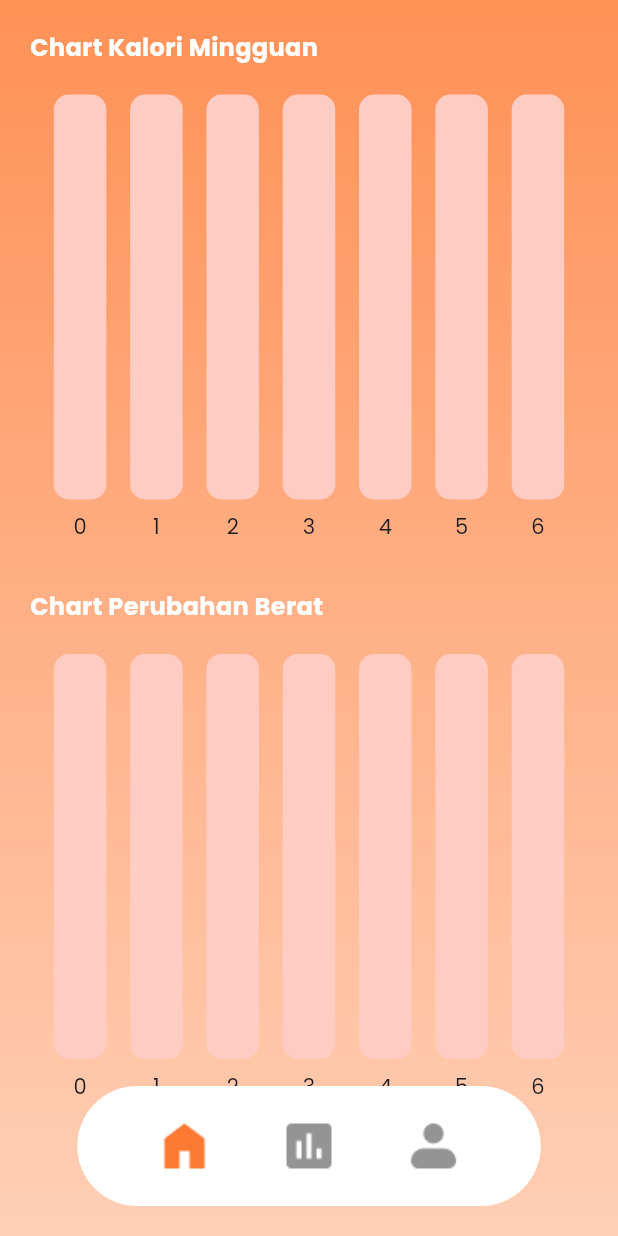
After one commit to ScaraMocchie/nutri_note, a Flutter app: the ChartsPage screen opened directly, on a phone screen of 412 x 824 dp. The commit adds this screen. Run offline on Flutter 3.47's test engine with Material 3 defaults, Android fonts, the phone set to English and light mode, and no system bars; drawn by our look-alikes of fl_chart; our stand-ins replace percent_indicator, shared_preferences, sqflite; missing offline and left inert: dart:ffi; accounts and stored records are empty.

Commit message:
add charts

```diff
--- a/lib/controller/bmi.dart
+++ b/lib/controller/bmi.dart
@@ -1,4 +1,4 @@
-double calculateBMI(int beratBadan, int tinggiBadan) {
+double calculateBMI(double beratBadan, int tinggiBadan) {
   // Konversi tinggi badan ke meter
   double tinggiMeter = tinggiBadan / 100;
 
--- a/lib/controller/calorie_counter_helper.dart
+++ b/lib/controller/calorie_counter_helper.dart
@@ -1,4 +1,4 @@
-int countCal(int umur, int berat, int tinggi, String tujuan, String intensitas, String gender){
+int countCal(int umur, double berat, int tinggi, String tujuan, String intensitas, String gender){
   List<String> intensitasItems = [
     "Tidak Pernah",
     "Jarang (1-3 hari dalam seminggu)",
--- a/lib/controller/dataUser_controller.dart
+++ b/lib/controller/dataUser_controller.dart
@@ -1,3 +1,6 @@
+import 'dart:convert';
+
+import 'package:nutri_note/controller/food_model.dart';
 import 'package:shared_preferences/shared_preferences.dart';
 
 class DataUser {
@@ -5,7 +8,7 @@
   static String? gender;
   static String? lastLoginDate;
   static int? age;
-  static int? berat;
+  static double? berat;
   static int? tinggi;
   static String? tujuan;
   static String? intensitasOl;
@@ -22,6 +25,12 @@
 
   static int waterToday = 0;
   static int? waterLimit;
+
+  static List<double> listBerat = [];
+  static List<int> listCal = [];
+  static List<int> listCarb = [];
+  static List<int> listProtein = [];
+  static List<int> listFat = [];
 
   static String? analisisOl;
   static String? analisisCal;
@@ -46,10 +55,20 @@
     username = sp.getString('username');
     gender = sp.getString('gender');
     age = sp.getInt('age');
-    berat = sp.getInt('berat');
+    berat = sp.getDouble('berat');
     tinggi = sp.getInt('tinggi');
     tujuan = sp.getString('tujuan');
     intensitasOl = sp.getString('intensitasOl');
+
+    listCal = List<int>.from(jsonDecode(sp.getString('listCal')!));
+    listCarb = List<int>.from(jsonDecode(sp.getString('listCarb')!));
+    listProtein = List<int>.from(jsonDecode(sp.getString('listProtein')!));
+    listFat = List<int>.from(jsonDecode(sp.getString('listFat')!));
+    listBerat = List<double>.from(jsonDecode(sp.getString('listBerat')!));
+
+    sp.setString('listCarb', jsonEncode(listCarb));
+    sp.setString('listProtein', jsonEncode(listProtein));
+    sp.setString('listFat', jsonEncode(listFat));
 
     // Update batas harian
     calLimit = sp.getInt('calLimit');
--- a/lib/controller/saveUserData.dart
+++ b/lib/controller/saveUserData.dart
@@ -4,7 +4,7 @@
   required String username,
   required String gender,
   required int age,
-  required int berat,
+  required double berat,
   required int tinggi,
   required String intensitasOl,
   required String tujuan,
@@ -13,7 +13,7 @@
   sp.setString('username', username);
   sp.setString('gender', gender);
   sp.setInt('age', age);
-  sp.setInt('berat', berat);
+  sp.setDouble('berat', berat);
   sp.setInt('tinggi', tinggi);
   sp.setString('intensitasOl', intensitasOl);
   sp.setString('tujuan', tujuan);
--- /dev/null
+++ b/lib/controller/sevenList_generator.dart
@@ -0,0 +1,25 @@
+List<int> sevenListGenerator(List<int> list){
+  List<int> _list = list;
+  if(list.length == 7){
+    return list;
+  } else if (list.length>7){
+    return  list.sublist(7);
+  }
+  while(list.length<7){
+    _list.add(0);
+  }
+  return _list;
+}
+
+List<double> sevenListGeneratorDouble(List<double> list){
+  List<double> _list = list;
+  if(list.length == 7){
+    return list;
+  } else if (list.length>7){
+    return  list.sublist(7);
+  }
+  while(list.length<7){
+    _list.add(0);
+  }
+  return _list;
+}
--- a/lib/page/page_beranda.dart
+++ b/lib/page/page_beranda.dart
@@ -138,6 +138,7 @@
                 InkWell(
                   child: buttonBig(width, "Catat Makanan"),
                   onTap: () {
+                    print(DataUser.listBerat);
                     Navigator.push(
                     context,
                     PageRouteBuilder(
@@ -150,6 +151,7 @@
                   ).then((_){
                     setState(() {
                       addFoods();
+                      DataUser.updateTakenFoods();
                     });
                   });
                   },
--- a/lib/page/page_catat_makanan.dart
+++ b/lib/page/page_catat_makanan.dart
@@ -132,11 +132,7 @@
                 print(TotalAdd.totalCal);
                 print(TotalAdd.totalCarb);
                 print(TotalAdd.totalProtein);
-                setState(() {
-                  addFoods();
-                  DataUser.updateTakenFoods();
-                });
-                print(DateTime.now());
+
                 Navigator.pop(context);
               },
             ),
--- /dev/null
+++ b/lib/page/page_charts.dart
@@ -0,0 +1,57 @@
+import 'package:flutter/foundation.dart';
+import 'package:flutter/material.dart';
+import 'package:nutri_note/controller/dataUser_controller.dart';
+import 'package:nutri_note/controller/sevenList_generator.dart';
+import 'package:nutri_note/widget/background.dart';
+import 'package:nutri_note/widget/chart_bar/bar_graph.dart';
+import 'package:nutri_note/widget/chart_bar/bar_graph2.dart';
+import 'package:nutri_note/widget/navbar.dart';
+import 'package:nutri_note/widget/text_type.dart';
+
+class ChartsPage extends StatefulWidget {
+  const ChartsPage({super.key});
+
+  @override
+  State<ChartsPage> createState() => _ChartsPageState();
+}
+
+class _ChartsPageState extends State<ChartsPage> {
+  @override
+  Widget build(BuildContext context) {
+    var size = MediaQuery.of(context).size;
+    var height = size.height;
+    var width = size.width;
+
+    return Scaffold(
+      body: Stack(children: [
+        Background1(height, width),
+        SafeArea(child:
+        Padding(
+          padding: EdgeInsetsDirectional.symmetric(horizontal: 20),
+          child: SingleChildScrollView(
+            child: Column(
+              crossAxisAlignment: CrossAxisAlignment.start,
+              children: [
+                SizedBox(
+                  height: 20,
+                ),
+                TextType.pageSubtitleSemiBold(text: "Chart Kalori Mingguan"),
+                SizedBox(height: 20,),
+                SizedBox(height: 300,
+                child: MyBarGraph(list: DataUser.listCal,  mainColor: Color(0xffFE4E33), subColor: Color(0xffFFCCC4))),
+                SizedBox(height: 30,),
+                TextType.pageSubtitleSemiBold(text: "Chart Perubahan Berat"),
+                SizedBox(height: 20,),
+                SizedBox(height: 300,
+                child: MyBarGraph2(list: sevenListGeneratorDouble(DataUser.listBerat), mainColor: Color(0xffFF5656), subColor: Color(0xffFFCCC4),))
+              ],
+            ),
+          ),)),
+        Align(
+          alignment: Alignment.bottomCenter,
+          child: NavBar(width: width),
+        )
+      ]),
+    );
+  }
+}
--- /dev/null
+++ b/lib/widget/chart_bar/bar_data.dart
@@ -0,0 +1,29 @@
+import 'package:nutri_note/widget/chart_bar/individual_bar.dart';
+
+class BarData{
+  final double one, two, three, four, five, six, seven;
+  BarData({
+    required this.one,
+    required this.two,
+    required this.three,
+    required this.four,
+    required this.five,
+    required this.six,
+    required this.seven,
+  });
+
+  List<individualBar> barData = [];
+
+  void initializeBarData() {
+  barData = [
+    individualBar(x: 0, y: one),
+    individualBar(x: 1, y: two),
+    individualBar(x: 2, y: three),
+    individualBar(x: 3, y: four),
+    individualBar(x: 4, y: five),
+    individualBar(x: 5, y: six),
+    individualBar(x: 6, y: seven),
+  ];
+}
+
+}
--- /dev/null
+++ b/lib/widget/chart_bar/bar_graph.dart
@@ -0,0 +1,85 @@
+import 'dart:math';
+
+import 'package:fl_chart/fl_chart.dart';
+import 'package:flutter/material.dart';
+import 'package:nutri_note/controller/dataUser_controller.dart';
+import 'package:nutri_note/controller/sevenList_generator.dart';
+import 'package:nutri_note/widget/chart_bar/bar_data.dart';
+
+
+class MyBarGraph extends StatelessWidget {
+  final List<int> list;
+  final Color mainColor;
+  final Color subColor;
+   MyBarGraph({super.key, required this.list, required this.mainColor, required this.subColor});
+
+
+
+  double maxYGen(List<double> list){
+    if (list.length == 0){
+      return 1500;
+    }
+    double hasil = (list.reduce(max)>0)
+    ?list.reduce(max)*120/100
+    :100;
+    return hasil;
+  }
+
+  List<double> makeItDouble(List list){
+    List<double> hasil = [];
+    for(int i in list){
+      hasil.add(i.toDouble());
+    }
+    return hasil;
+  }
+
+
+  // final List<double> listdouble = [80.0, 10.0, 14.0, 15.0, 13.0, 10.0, 16.0];
+  @override
+  Widget build(BuildContext context) {
+    List<double> listdouble = makeItDouble(sevenListGenerator(list));
+
+
+
+    BarData myBarData = BarData(
+      one: listdouble[0],
+      two: listdouble[1],
+      three: listdouble[2],
+      four: listdouble[3],
+      five: listdouble[4],
+      six: listdouble[5],
+      seven: listdouble[6]);
+    myBarData.initializeBarData();
+    return BarChart(
+      BarChartData(
+      maxY: maxYGen(listdouble).toDouble(),
+      // maxY: 100,
+      minY: 0,
+      gridData: FlGridData(show: false),
+      borderData: FlBorderData(show: false),
+      titlesData: FlTitlesData(
+        show: true,
+        leftTitles: AxisTitles(sideTitles: SideTitles(showTitles: false)),
+        rightTitles: AxisTitles(sideTitles: SideTitles(showTitles: false)),
+        topTitles: AxisTitles(sideTitles: SideTitles(showTitles: false))
+      ),
+      barGroups: myBarData.barData.map((data) => BarChartGroupData(
+        x: data.x,
+        barRods: [
+          BarChartRodData(
+            toY: data.y,
+            color: Color(0xffFE4E33),
+            width: 35,
+            borderRadius: BorderRadius.circular(10),
+            backDrawRodData: BackgroundBarChartRodData(
+              show: true,
+              // toY: maxYGen(list).toDouble(),
+              toY: maxYGen(listdouble).toDouble(),
+              // toY: 100,
+              color: Color(0xffFFCCC4)
+            ))
+        ])).toList()
+    )
+    );
+  }
+}
--- /dev/null
+++ b/lib/widget/chart_bar/bar_graph2.dart
@@ -0,0 +1,78 @@
+import 'dart:math';
+
+import 'package:fl_chart/fl_chart.dart';
+import 'package:flutter/material.dart';
+import 'package:nutri_note/controller/dataUser_controller.dart';
+import 'package:nutri_note/controller/sevenList_generator.dart';
+import 'package:nutri_note/widget/chart_bar/bar_data.dart';
+
+
+class MyBarGraph2 extends StatelessWidget {
+  final List<double> list;
+  final Color mainColor;
+  final Color subColor;
+   MyBarGraph2({super.key, required this.list, required this.mainColor, required this.subColor});
+
+
+
+  double maxYGen(List<double> list){
+    if (list.length == 0){
+      return 1500;
+    }
+    double hasil = (list.reduce(max)>0)
+    ?list.reduce(max)*120/100
+    :100;
+    return hasil;
+  }
+
+
+
+
+  final List<double> listdouble = [80.0, 10.0, 14.0, 15.0, 13.0, 10.0, 16.0];
+  @override
+  Widget build(BuildContext context) {
+    List<double> listdouble = list;
+
+
+
+    BarData myBarData = BarData(
+      one: listdouble[0],
+      two: listdouble[1],
+      three: listdouble[2],
+      four: listdouble[3],
+      five: listdouble[4],
+      six: listdouble[5],
+      seven: listdouble[6]);
+    myBarData.initializeBarData();
+    return BarChart(
+      BarChartData(
+      maxY: maxYGen(list).toDouble(),
+      // maxY: 100,
+      minY: 0,
+      gridData: FlGridData(show: false),
+      borderData: FlBorderData(show: false),
+      titlesData: FlTitlesData(
+        show: true,
+        leftTitles: AxisTitles(sideTitles: SideTitles(showTitles: false)),
+        rightTitles: AxisTitles(sideTitles: SideTitles(showTitles: false)),
+        topTitles: AxisTitles(sideTitles: SideTitles(showTitles: false))
+      ),
+      barGroups: myBarData.barData.map((data) => BarChartGroupData(
+        x: data.x,
+        barRods: [
+          BarChartRodData(
+            toY: data.y,
+            color: mainColor,
+            width: 35,
+            borderRadius: BorderRadius.circular(10),
+            backDrawRodData: BackgroundBarChartRodData(
+              show: true,
+              // toY: maxYGen(list).toDouble(),
+              toY: maxYGen(listdouble).toDouble(),
+              color: subColor,
+            ))
+        ])).toList()
+    )
+    );
+  }
+}
--- /dev/null
+++ b/lib/widget/chart_bar/individual_bar.dart
@@ -0,0 +1,5 @@
+class individualBar{
+  final int x;
+  final double y;
+  individualBar({required this.x, required this.y});
+}
--- a/pubspec.yaml
+++ b/pubspec.yaml
@@ -34,6 +34,7 @@
   sqflite: ^2.3.2
   path: ^1.8.3
   shared_preferences: ^2.2.3
+  fl_chart: ^0.60.0
 
 
   # The following adds the Cupertino Icons font to your application.
```
Also changed, not shown: lib/controller/addFoods.dart (+4 -4 lines), lib/controller/resetDay.dart (+9 -0 lines), lib/controller/save_nutrients.dart (added, +11 -0 lines), lib/page/page_edit.dart (+12 -5 lines), lib/page/page_firstEdit.dart (+29 -21 lines), lib/widget/navbar.dart (+12 -1 lines), lib/widget/chart_bar/sevenday_cal.dart (added), pubspec.lock.
